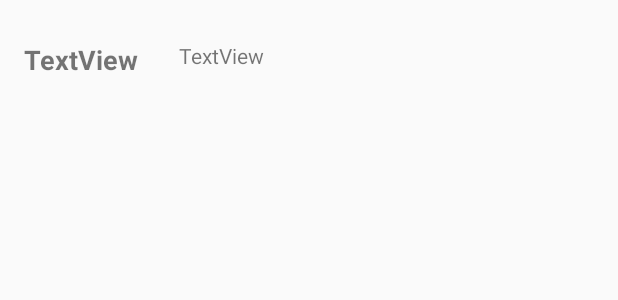
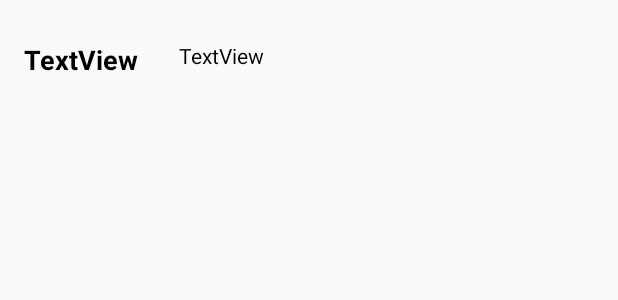
Before and after one commit to rlawnsgh78/CHATAPP, an Android app: the layout item_chat.xml on its own in the app's theme, with its tools: preview values and no code run, on a phone screen of 412 x 824 dp. Shown: the top 300 px of the screen. Run offline under Robolectric (Android 15) with nearby library versions, the phone set to English and light mode, and no system bars.

Commit message:
호환성 보완
호환성 보완

```diff
--- a/app/build.gradle
+++ b/app/build.gradle
@@ -6,7 +6,7 @@ android {
     defaultConfig {
         applicationId "com.example.rlawnsgh78.chatapp"
         minSdkVersion 19
-        targetSdkVersion 25
+        targetSdkVersion 23
         versionCode 1
         versionName "1.0"
         testInstrumentationRunner "android.support.test.runner.AndroidJUnitRunner"
--- a/app/src/main/java/com/example/rlawnsgh78/chatapp/FriendListActivity.java
+++ b/app/src/main/java/com/example/rlawnsgh78/chatapp/FriendListActivity.java
@@ -41,6 +41,7 @@ public class FriendListActivity extends AppCompatActivity {
 
     }
 
+    FriendListViewAdapter friendListViewAdapter;
     @Override
     protected void onResume() {
         super.onResume();
@@ -54,7 +55,7 @@ public class FriendListActivity extends AppCompatActivity {
                     Type type = new TypeToken<ArrayList<Friend>>(){}.getType();
 
                     ArrayList<Friend> friendArrayList = gson.fromJson(args[0].toString(),type);
-                    final FriendListViewAdapter friendListViewAdapter = new FriendListViewAdapter(friendArrayList,getApplicationContext());
+                    friendListViewAdapter = new FriendListViewAdapter(friendArrayList,getApplicationContext());
 
                     Handler handler = new Handler(Looper.getMainLooper());
                     handler.post(new Runnable() {
--- a/app/src/main/java/com/example/rlawnsgh78/chatapp/SocketIOManager.java
+++ b/app/src/main/java/com/example/rlawnsgh78/chatapp/SocketIOManager.java
@@ -26,7 +26,7 @@ public class SocketIOManager {
 
     public SocketIOManager() {
         try {
-            mSocket = IO.socket("http://192.168.0.2:3000");
+            mSocket = IO.socket("http://210.119.32.172:3000");
         } catch (Exception e) {
             Log.d("Error","Socket.io connect errr URI");
         }
--- a/app/src/main/res/layout/item_chat.xml
+++ b/app/src/main/res/layout/item_chat.xml
@@ -13,7 +13,8 @@
         android:id="@+id/txt_chat_friend_nickname"
         android:layout_marginLeft="16dp"
         android:textSize="18sp"
-        android:textStyle="normal|bold" />
+        android:textStyle="normal|bold"
+        android:textColor="@android:color/black" />
 
     <TextView
         android:text="TextView"
@@ -22,5 +23,6 @@
         android:layout_alignTop="@+id/txt_chat_friend_nickname"
         android:layout_toEndOf="@+id/txt_chat_friend_nickname"
         android:layout_marginStart="27dp"
-        android:id="@+id/txt_chat_message" />
+        android:id="@+id/txt_chat_message"
+        android:textColor="@android:color/black" />
 </RelativeLayout>
--- a/app/src/main/res/layout/item_chat_emoticon.xml
+++ b/app/src/main/res/layout/item_chat_emoticon.xml
@@ -12,7 +12,8 @@
         android:layout_alignParentStart="true"
         android:id="@+id/txt_chat_friend_nickname"
         android:layout_marginLeft="16dp"
-        android:textSize="18sp" />
+        android:textSize="18sp"
+        android:textColor="@android:color/black" />
 
     <ImageView
         android:layout_width="wrap_content"
--- a/app/src/main/res/layout/item_friend.xml
+++ b/app/src/main/res/layout/item_friend.xml
@@ -13,6 +13,7 @@
         android:id="@+id/txtFriend"
         android:layout_centerVertical="true"
         android:layout_alignParentStart="true"
-        tools:ignore="HardcodedText" />
+        tools:ignore="HardcodedText"
+        android:textColor="@android:color/black" />
 
 </RelativeLayout>
--- a/app/src/main/res/layout/item_my_chat.xml
+++ b/app/src/main/res/layout/item_my_chat.xml
@@ -11,5 +11,6 @@
         android:layout_centerVertical="true"
         android:layout_alignParentEnd="true"
         android:layout_marginEnd="23dp"
-        android:id="@+id/txt_my_chat_message" />
+        android:id="@+id/txt_my_chat_message"
+        android:textColor="@android:color/black" />
 </RelativeLayout>
```
Also changed, not shown: app/src/main/java/com/example/rlawnsgh78/chatapp/ChatActivity.java (+1 -6 lines), app/src/main/java/com/example/rlawnsgh78/chatapp/FriendListViewAdapter.java (+6 -5 lines), 3 other files.
